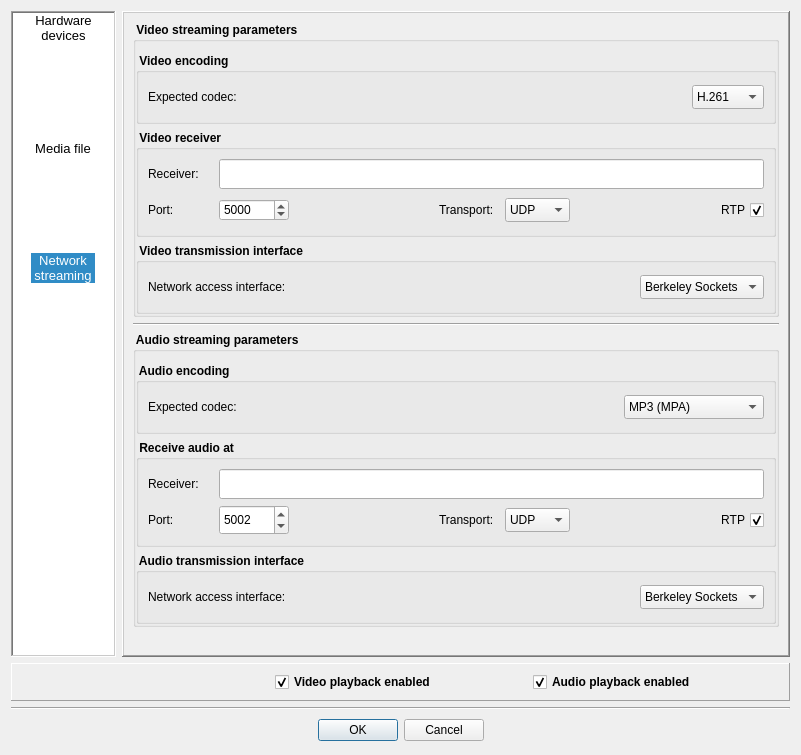
Homer-Conferencing/Homer-Conferencing, file Homer/forms/Dialogs/OpenVideoAudioPreviewDialog.ui: the form before one commit.
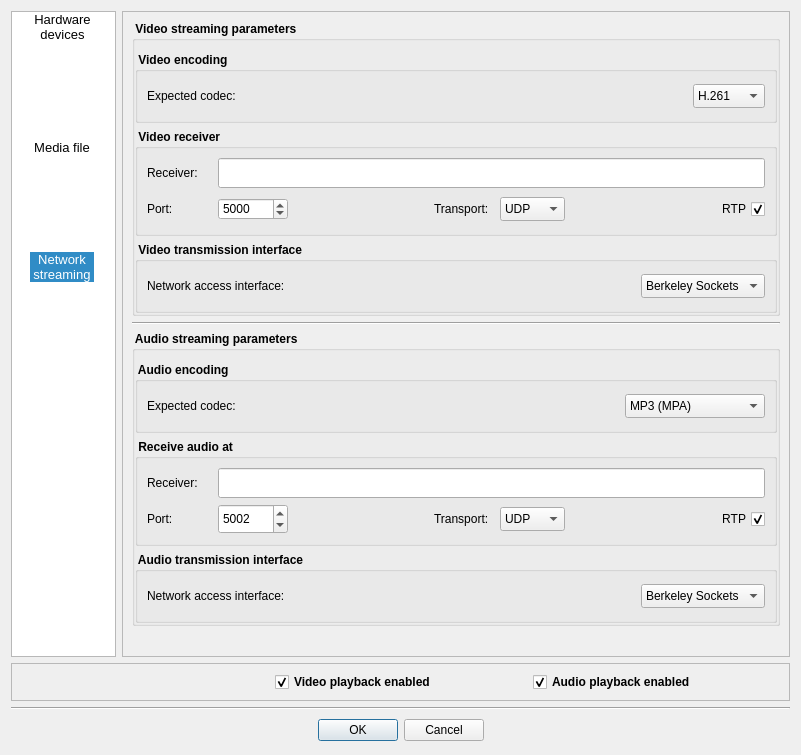
The form after the commit. Icons and pictures are not drawn.

Diff of the .ui file:
```diff
--- a/Homer/forms/Dialogs/OpenVideoAudioPreviewDialog.ui
+++ b/Homer/forms/Dialogs/OpenVideoAudioPreviewDialog.ui
@@ -54,7 +54,7 @@
         </font>
        </property>
        <property name="frameShape">
-        <enum>QFrame::WinPanel</enum>
+        <enum>QFrame::StyledPanel</enum>
        </property>
        <property name="frameShadow">
         <enum>QFrame::Sunken</enum>
@@ -145,7 +145,7 @@
      <item row="0" column="1">
       <widget class="QStackedWidget" name="mSwPreviewPages">
        <property name="frameShape">
-        <enum>QFrame::WinPanel</enum>
+        <enum>QFrame::StyledPanel</enum>
        </property>
        <property name="frameShadow">
         <enum>QFrame::Raised</enum>
@@ -878,13 +878,13 @@
                     <widget class="QCheckBox" name="mCbRtpVideo">
                      <property name="minimumSize">
                       <size>
-                       <width>45</width>
+                       <width>55</width>
                        <height>30</height>
                       </size>
                      </property>
                      <property name="maximumSize">
                       <size>
-                       <width>45</width>
+                       <width>55</width>
                        <height>30</height>
                       </size>
                      </property>
@@ -1380,13 +1380,13 @@
                   <widget class="QCheckBox" name="mCbRtpAudio">
                    <property name="minimumSize">
                     <size>
-                     <width>45</width>
+                     <width>55</width>
                      <height>30</height>
                     </size>
                    </property>
                    <property name="maximumSize">
                     <size>
-                     <width>45</width>
+                     <width>55</width>
                      <height>30</height>
                     </size>
                    </property>
@@ -1521,7 +1521,7 @@
    <item>
     <widget class="QFrame" name="frame_2">
      <property name="frameShape">
-      <enum>QFrame::Panel</enum>
+      <enum>QFrame::StyledPanel</enum>
      </property>
      <property name="frameShadow">
       <enum>QFrame::Raised</enum>
```
Left out of the diff: 2 changed lines with no effect on the pictures.
